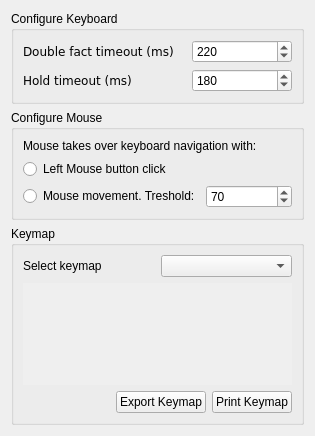
Before: the Qt Designer form src/traverso/ui/KeyboardConfigPage.ui in ErwanLegrand/Traverso-DAW, drawn with Qt 5.
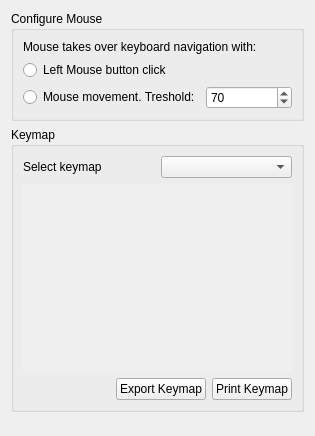
After: the same form once the commit is applied.

Patch:
```diff
--- a/src/traverso/ui/KeyboardConfigPage.ui
+++ b/src/traverso/ui/KeyboardConfigPage.ui
@@ -14,127 +14,6 @@
    <string>Form</string>
   </property>
   <layout class="QVBoxLayout" name="verticalLayout_2">
-   <item>
-    <widget class="QGroupBox" name="groupBox">
-     <property name="title">
-      <string>Configure Keyboard</string>
-     </property>
-     <layout class="QVBoxLayout">
-      <item>
-       <layout class="QHBoxLayout">
-        <property name="spacing">
-         <number>6</number>
-        </property>
-        <property name="margin">
-         <number>0</number>
-        </property>
-        <item>
-         <widget class="QLabel" name="label">
-          <property name="toolTip">
-           <string>&lt;!DOCTYPE HTML PUBLIC &quot;-//W3C//DTD HTML 4.0//EN&quot; &quot;http://www.w3.org/TR/REC-html40/strict.dtd&quot;&gt;
-&lt;html&gt;&lt;head&gt;&lt;meta name=&quot;qrichtext&quot; content=&quot;1&quot; /&gt;&lt;style type=&quot;text/css&quot;&gt;
-p, li { white-space: pre-wrap; }
-&lt;/style&gt;&lt;/head&gt;&lt;body style=&quot; font-family:'DejaVu Sans'; font-size:8pt; font-weight:400; font-style:normal;&quot;&gt;
-&lt;table style=&quot;-qt-table-type: root; margin-top:4px; margin-bottom:4px; margin-left:4px; margin-right:4px;&quot;&gt;
-&lt;tr&gt;
-&lt;td style=&quot;border: none;&quot;&gt;
-&lt;p style=&quot; margin-top:0px; margin-bottom:0px; margin-left:0px; margin-right:0px; -qt-block-indent:0; text-indent:0px;&quot;&gt;&lt;span style=&quot; font-family:'Sans Serif'; font-size:9pt; font-weight:600;&quot;&gt;Double fact timeout:&lt;/span&gt;&lt;/p&gt;
-&lt;p style=&quot; margin-top:0px; margin-bottom:0px; margin-left:0px; margin-right:0px; -qt-block-indent:0; text-indent:0px;&quot;&gt;&lt;span style=&quot; font-family:'Sans Serif'; font-size:9pt;&quot;&gt;The maximum time in miliseconds between 2 key presses &lt;/span&gt;&lt;/p&gt;
-&lt;p style=&quot; margin-top:0px; margin-bottom:0px; margin-left:0px; margin-right:0px; -qt-block-indent:0; text-indent:0px;&quot;&gt;&lt;span style=&quot; font-family:'Sans Serif'; font-size:9pt;&quot;&gt;to determine if the 2 key presses are a&lt;/span&gt;&lt;/p&gt;
-&lt;p style=&quot; margin-top:0px; margin-bottom:0px; margin-left:0px; margin-right:0px; -qt-block-indent:0; text-indent:0px;&quot;&gt;&lt;span style=&quot; font-family:'Sans Serif'; font-size:9pt;&quot;&gt;double fact ( &amp;lt;&amp;lt; K &amp;gt;&amp;gt; or &amp;lt;&amp;lt; KK &amp;gt;&amp;gt;)&lt;/span&gt;&lt;/p&gt;
-&lt;p style=&quot; margin-top:0px; margin-bottom:0px; margin-left:0px; margin-right:0px; -qt-block-indent:0; text-indent:0px;&quot;&gt;&lt;span style=&quot; font-family:'Sans Serif'; font-size:9pt;&quot;&gt;or 2 individual key presses ( a &amp;lt; K &amp;gt; and &amp;lt; K &amp;gt; action, &lt;/span&gt;&lt;/p&gt;
-&lt;p style=&quot; margin-top:0px; margin-bottom:0px; margin-left:0px; margin-right:0px; -qt-block-indent:0; text-indent:0px;&quot;&gt;&lt;span style=&quot; font-family:'Sans Serif'; font-size:9pt;&quot;&gt;or &amp;lt; KK &amp;gt; and &amp;lt; KK &amp;gt; action for example).&lt;/span&gt;&lt;/p&gt;
-&lt;p style=&quot;-qt-paragraph-type:empty; margin-top:0px; margin-bottom:0px; margin-left:0px; margin-right:0px; -qt-block-indent:0; text-indent:0px; font-family:'Sans Serif'; font-size:9pt;&quot;&gt;&lt;/p&gt;
-&lt;p style=&quot; margin-top:0px; margin-bottom:0px; margin-left:0px; margin-right:0px; -qt-block-indent:0; text-indent:0px;&quot;&gt;&lt;span style=&quot; font-family:'Sans Serif'; font-size:9pt;&quot;&gt;Experienced users can set this value as low as 150 ms, &lt;/span&gt;&lt;/p&gt;
-&lt;p style=&quot; margin-top:0px; margin-bottom:0px; margin-left:0px; margin-right:0px; -qt-block-indent:0; text-indent:0px;&quot;&gt;&lt;span style=&quot; font-family:'Sans Serif'; font-size:9pt;&quot;&gt;if you don't have much experience yet, please leave the default of 220 ms.&lt;/span&gt;&lt;/p&gt;
-&lt;p style=&quot;-qt-paragraph-type:empty; margin-top:0px; margin-bottom:0px; margin-left:0px; margin-right:0px; -qt-block-indent:0; text-indent:0px; font-family:'Sans Serif'; font-size:9pt;&quot;&gt;&lt;/p&gt;
-&lt;p style=&quot; margin-top:0px; margin-bottom:0px; margin-left:0px; margin-right:0px; -qt-block-indent:0; text-indent:0px;&quot;&gt;&lt;span style=&quot; font-family:'Sans Serif'; font-size:9pt;&quot;&gt;For more information, see chapter 7: Key Actions. of the User Manual&lt;/span&gt;&lt;/p&gt;&lt;/td&gt;&lt;/tr&gt;&lt;/table&gt;&lt;/body&gt;&lt;/html&gt;</string>
-          </property>
-          <property name="text">
-           <string>&lt;html&gt;&lt;head&gt;&lt;meta name=&quot;qrichtext&quot; content=&quot;1&quot; /&gt;&lt;/head&gt;&lt;body style=&quot; white-space: pre-wrap; font-family:Bitstream Vera Sans; font-weight:400; font-style:normal; text-decoration:none;&quot;&gt;&lt;p style=&quot; margin-top:0px; margin-bottom:0px; margin-left:0px; margin-right:0px; -qt-block-indent:0; text-indent:0px;&quot;&gt;Double fact timeout (ms)&lt;/p&gt;&lt;/body&gt;&lt;/html&gt;</string>
-          </property>
-         </widget>
-        </item>
-        <item>
-         <widget class="QSpinBox" name="doubleFactTimeoutSpinBox">
-          <property name="maximumSize">
-           <size>
-            <width>100</width>
-            <height>16777215</height>
-           </size>
-          </property>
-          <property name="minimum">
-           <number>150</number>
-          </property>
-          <property name="maximum">
-           <number>300</number>
-          </property>
-          <property name="value">
-           <number>220</number>
-          </property>
-         </widget>
-        </item>
-       </layout>
-      </item>
-      <item>
-       <layout class="QHBoxLayout">
-        <property name="spacing">
-         <number>6</number>
-        </property>
-        <property name="margin">
-         <number>0</number>
-        </property>
-        <item>
-         <widget class="QLabel" name="label_3">
-          <property name="toolTip">
-           <string>&lt;!DOCTYPE HTML PUBLIC &quot;-//W3C//DTD HTML 4.0//EN&quot; &quot;http://www.w3.org/TR/REC-html40/strict.dtd&quot;&gt;
-&lt;html&gt;&lt;head&gt;&lt;meta name=&quot;qrichtext&quot; content=&quot;1&quot; /&gt;&lt;style type=&quot;text/css&quot;&gt;
-p, li { white-space: pre-wrap; }
-&lt;/style&gt;&lt;/head&gt;&lt;body style=&quot; font-family:'DejaVu Sans'; font-size:8pt; font-weight:400; font-style:normal;&quot;&gt;
-&lt;table border=&quot;0&quot; style=&quot;-qt-table-type: root; margin-top:4px; margin-bottom:4px; margin-left:4px; margin-right:4px;&quot;&gt;
-&lt;tr&gt;
-&lt;td style=&quot;border: none;&quot;&gt;
-&lt;p style=&quot; margin-top:0px; margin-bottom:0px; margin-left:0px; margin-right:0px; -qt-block-indent:0; text-indent:0px;&quot;&gt;&lt;span style=&quot; font-family:'Sans Serif'; font-size:9pt; font-weight:600;&quot;&gt;Hold timeout:&lt;/span&gt;&lt;/p&gt;
-&lt;p style=&quot; margin-top:0px; margin-bottom:0px; margin-left:0px; margin-right:0px; -qt-block-indent:0; text-indent:0px;&quot;&gt;&lt;span style=&quot; font-family:'Sans Serif'; font-size:9pt;&quot;&gt;The maximum time to consider a pressed key a hold key fact, &lt;/span&gt;&lt;/p&gt;
-&lt;p style=&quot; margin-top:0px; margin-bottom:0px; margin-left:0px; margin-right:0px; -qt-block-indent:0; text-indent:0px;&quot;&gt;&lt;span style=&quot; font-family:'Sans Serif'; font-size:9pt;&quot;&gt;like [ K ] or [ KK ].&lt;/span&gt;&lt;/p&gt;
-&lt;p style=&quot;-qt-paragraph-type:empty; margin-top:0px; margin-bottom:0px; margin-left:0px; margin-right:0px; -qt-block-indent:0; text-indent:0px; font-family:'Sans Serif'; font-size:9pt;&quot;&gt;&lt;/p&gt;
-&lt;p style=&quot; margin-top:0px; margin-bottom:0px; margin-left:0px; margin-right:0px; -qt-block-indent:0; text-indent:0px;&quot;&gt;&lt;span style=&quot; font-family:'Sans Serif'; font-size:9pt;&quot;&gt;The shorter this time, the sooner a pressed key will be &lt;/span&gt;&lt;/p&gt;
-&lt;p style=&quot; margin-top:0px; margin-bottom:0px; margin-left:0px; margin-right:0px; -qt-block-indent:0; text-indent:0px;&quot;&gt;&lt;span style=&quot; font-family:'Sans Serif'; font-size:9pt;&quot;&gt;detected as a hold action. &lt;/span&gt;&lt;/p&gt;
-&lt;p style=&quot;-qt-paragraph-type:empty; margin-top:0px; margin-bottom:0px; margin-left:0px; margin-right:0px; -qt-block-indent:0; text-indent:0px; font-family:'Sans Serif'; font-size:9pt;&quot;&gt;&lt;/p&gt;
-&lt;p style=&quot; margin-top:0px; margin-bottom:0px; margin-left:0px; margin-right:0px; -qt-block-indent:0; text-indent:0px;&quot;&gt;&lt;span style=&quot; font-family:'Sans Serif'; font-size:9pt;&quot;&gt;Experienced users can set this value as low as 130 ms, &lt;/span&gt;&lt;/p&gt;
-&lt;p style=&quot; margin-top:0px; margin-bottom:0px; margin-left:0px; margin-right:0px; -qt-block-indent:0; text-indent:0px;&quot;&gt;&lt;span style=&quot; font-family:'Sans Serif'; font-size:9pt;&quot;&gt;if you don't have much experience yet, please leave the default of 180 ms.&lt;/span&gt;&lt;/p&gt;
-&lt;p style=&quot;-qt-paragraph-type:empty; margin-top:0px; margin-bottom:0px; margin-left:0px; margin-right:0px; -qt-block-indent:0; text-indent:0px; font-family:'Sans Serif'; font-size:9pt;&quot;&gt;&lt;/p&gt;
-&lt;p style=&quot; margin-top:0px; margin-bottom:0px; margin-left:0px; margin-right:0px; -qt-block-indent:0; text-indent:0px;&quot;&gt;&lt;span style=&quot; font-family:'Sans Serif'; font-size:9pt;&quot;&gt;For more information, see chapter 7: &amp;quot;Key Actions&amp;quot; of the User Manual.&lt;/span&gt;&lt;/p&gt;&lt;/td&gt;&lt;/tr&gt;&lt;/table&gt;&lt;/body&gt;&lt;/html&gt;</string>
-          </property>
-          <property name="text">
-           <string>&lt;html&gt;&lt;head&gt;&lt;meta name=&quot;qrichtext&quot; content=&quot;1&quot; /&gt;&lt;/head&gt;&lt;body style=&quot; white-space: pre-wrap; font-family:Bitstream Vera Sans; font-weight:400; font-style:normal; text-decoration:none;&quot;&gt;&lt;p style=&quot; margin-top:0px; margin-bottom:0px; margin-left:0px; margin-right:0px; -qt-block-indent:0; text-indent:0px;&quot;&gt;Hold timeout (ms)&lt;/p&gt;&lt;/body&gt;&lt;/html&gt;</string>
-          </property>
-         </widget>
-        </item>
-        <item>
-         <widget class="QSpinBox" name="holdTimeoutSpinBox">
-          <property name="maximumSize">
-           <size>
-            <width>100</width>
-            <height>16777215</height>
-           </size>
-          </property>
-          <property name="minimum">
-           <number>120</number>
-          </property>
-          <property name="maximum">
-           <number>300</number>
-          </property>
-          <property name="value">
-           <number>180</number>
-          </property>
-         </widget>
-        </item>
-       </layout>
-      </item>
-     </layout>
-    </widget>
-   </item>
    <item>
     <widget class="QGroupBox" name="groupBox_3">
      <property name="title">
```
